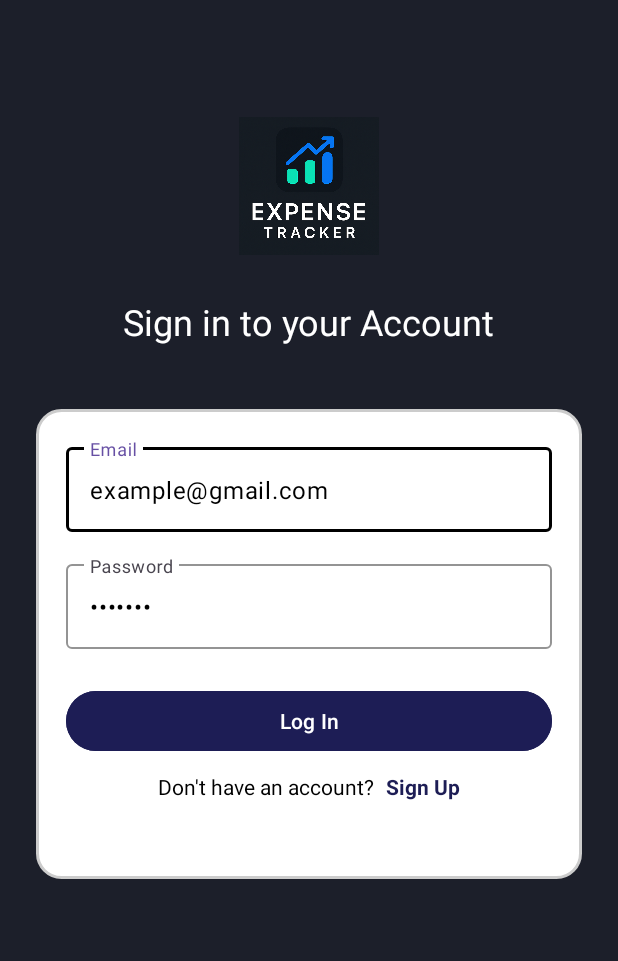
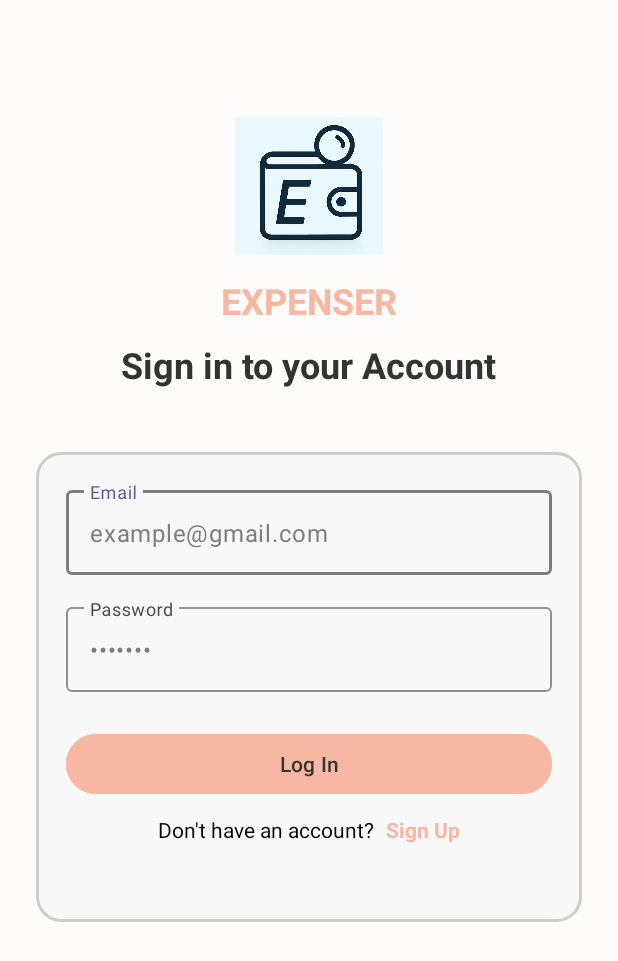
Before and after one commit to lakshan0714/Expense_Tracker_Android_Application, an Android app: the screen it shows after launch (Login), on a phone screen of 412 x 824 dp. Shown: the top 961 px of the screen. Run offline under Robolectric (Android 15) with nearby library versions, the phone set to English and light mode, and no system bars; our stand-ins replace Firebase (no records; nobody signed in at launch, a user with empty details on screens opened directly).

Commit message:
version 2 Theme changed

```diff
--- a/app/src/main/java/com/kavikaran/expense_tracker/Home.java
+++ b/app/src/main/java/com/kavikaran/expense_tracker/Home.java
@@ -160,7 +160,7 @@ public class Home extends AppCompatActivity {
         pieChart.setHoleColor(Color.TRANSPARENT);
         pieChart.setTransparentCircleRadius(58f);
         pieChart.setCenterText("Expenses");
-        pieChart.setCenterTextColor(Color.parseColor("#FFFFFF"));
+        pieChart.setCenterTextColor(Color.parseColor("#333333"));
         pieChart.setCenterTextSize(18f);
         pieChart.animateY(1400);
         pieChart.getLegend().setEnabled(false);
--- a/app/src/main/res/drawable/expense_item_background.xml
+++ b/app/src/main/res/drawable/expense_item_background.xml
@@ -2,7 +2,7 @@
 <shape xmlns:android="http://schemas.android.com/apk/res/android"
     android:shape="rectangle">
 
-    <solid android:color="@android:color/white" />
+    <solid android:color="#F8F8F8" />
 
     <stroke
         android:width="1dp"
--- a/app/src/main/res/drawable/gradient_background.xml
+++ b/app/src/main/res/drawable/gradient_background.xml
@@ -1,7 +1,7 @@
 <?xml version="1.0" encoding="utf-8"?>
 <shape xmlns:android="http://schemas.android.com/apk/res/android">
     <gradient
-        android:startColor="#1D1D55"
-        android:endColor="#2C2F3A"
+        android:startColor="#D6EAF8"
+        android:endColor="#FDFCFB"
         android:angle="135" />
 </shape>
--- a/app/src/main/res/drawable/rounded_bg.xml
+++ b/app/src/main/res/drawable/rounded_bg.xml
@@ -3,7 +3,7 @@
     android:shape="rectangle">
 
     <!-- Background color -->
-    <solid android:color="#FFFFFF" /> <!-- Change to your color -->
+    <solid android:color="#F8F8F8" /> <!-- Change to your color -->
 
     <!-- Rounded corners -->
     <corners android:radius="16dp" />
--- a/app/src/main/res/layout/activity_category_management.xml
+++ b/app/src/main/res/layout/activity_category_management.xml
@@ -3,7 +3,7 @@
     android:padding="16dp"
     android:layout_width="match_parent"
     android:layout_height="match_parent"
-    android:background="#1C1F2A"
+    android:background="@drawable/gradient_background"
     android:fitsSystemWindows="true">
 
     <!-- Top Bar -->
@@ -29,7 +29,7 @@
             android:layout_width="wrap_content"
             android:layout_height="wrap_content"
             android:text="Category Management"
-            android:textColor="@color/white"
+            android:textColor="#333333"
             android:textSize="20sp"
             android:textStyle="bold"
             android:layout_centerInParent="true"
@@ -40,7 +40,7 @@
             android:id="@+id/addCategoryButton"
             android:layout_width="60dp"
             android:layout_height="60dp"
-            android:background="#1C1F2A"
+            android:background="#FDFCFB"
             android:src="@android:drawable/ic_menu_add"
             android:contentDescription="Add Category"
             android:layout_alignParentEnd="true"
--- a/app/src/main/res/layout/activity_login.xml
+++ b/app/src/main/res/layout/activity_login.xml
@@ -5,7 +5,7 @@
     android:id="@+id/main"
     android:layout_width="match_parent"
     android:layout_height="match_parent"
-    android:background="#1C1F2A"
+    android:background="#FDFCFB"
     tools:context=".Login">
 
     <LinearLayout
@@ -19,7 +19,7 @@
             android:id="@+id/logo"
             android:layout_width="100dp"
             android:layout_height="100dp"
-            android:layout_marginBottom="24dp"
+            android:layout_marginBottom="10dp"
             android:layout_marginTop="50dp"
             android:scaleType="centerCrop"
             android:padding="4dp"
@@ -30,9 +30,20 @@
         <TextView
             android:layout_width="wrap_content"
             android:layout_height="wrap_content"
+            android:text="EXPENSER"
+            android:textSize="24sp"
+            android:textColor="#F7B7A3"
+            android:textStyle="bold"
+            android:layout_marginBottom="10dp" />
+
+        <!-- Login title -->
+        <TextView
+            android:layout_width="wrap_content"
+            android:layout_height="wrap_content"
             android:text="Sign in to your Account"
             android:textSize="24sp"
-            android:textColor="@color/white"
+            android:textColor="#333333"
+            android:textStyle="bold"
             android:layout_marginBottom="32dp" />
 
 
@@ -57,7 +68,7 @@
                android:layout_width="match_parent"
                android:layout_height="wrap_content"
                android:layout_marginBottom="16dp"
-               app:boxStrokeColor="#000000"
+               app:boxStrokeColor="#7D7D7D"
                app:boxBackgroundMode="outline">
 
                <com.google.android.material.textfield.TextInputEditText
@@ -66,8 +77,8 @@
                    android:hint="Email"
                    android:inputType="textEmailAddress"
                    android:text="example@gmail.com"
-                   android:textColorHint="#808080"
-                   android:textColor="#000000" />
+                   android:textColorHint="#7D7D7D"
+                   android:textColor="#7D7D7D" />
            </com.google.android.material.textfield.TextInputLayout>
 
            <!-- Password input -->
@@ -86,8 +97,8 @@
                    android:hint="Password"
                    android:inputType="textPassword"
                    android:text="*******"
-                   android:textColorHint="#808080"
-                   android:textColor="#000000" />
+                   android:textColorHint="#7D7D7D"
+                   android:textColor="#7D7D7D"  />
            </com.google.android.material.textfield.TextInputLayout>
 
            <!-- Login button -->
@@ -96,8 +107,8 @@
                android:layout_width="match_parent"
                android:layout_height="wrap_content"
                android:text="Log In"
-               android:backgroundTint="#1D1D55"
-               android:textColor="#FFFFFF"
+               android:backgroundTint="#F7B7A3"
+               android:textColor="#333333"
                android:layout_marginTop="16dp"
                />
 
@@ -125,7 +136,7 @@
                    android:layout_width="wrap_content"
                    android:layout_height="wrap_content"
                    android:text="Sign Up"
-                   android:textColor="#1D1D55"
+                   android:textColor="#F7B7A3"
                    android:textStyle="bold"
                    android:layout_marginBottom="32dp" />
            </LinearLayout>
--- a/app/src/main/res/layout/expense_list_item.xml
+++ b/app/src/main/res/layout/expense_list_item.xml
@@ -52,7 +52,7 @@
                 android:text="Rs. 0"
                 android:textSize="16sp"
                 android:textStyle="bold"
-                android:textColor="@android:color/holo_red_dark" />
+                android:textColor="#D0013F" />
 
             <TextView
                 android:id="@+id/expenseDate"
--- a/app/src/main/res/values/strings.xml
+++ b/app/src/main/res/values/strings.xml
@@ -1,4 +1,4 @@
 <resources>
-    <string name="app_name">Practice</string>
+    <string name="app_name">Expense Tracker</string>
     <string name="welcome">Welcome</string>
 </resources>
```
Also changed, not shown: app/src/main/res/layout/activity_add_expense.xml (+9 -4 lines), app/src/main/res/layout/activity_expenses.xml (+5 -5 lines), app/src/main/res/layout/activity_home.xml (+15 -15 lines), app/src/main/res/layout/activity_settings.xml (+4 -4 lines), app/src/main/res/layout/activity_signup.xml (+5 -5 lines), app/src/main/res/drawable/ic_app_logo.png.
